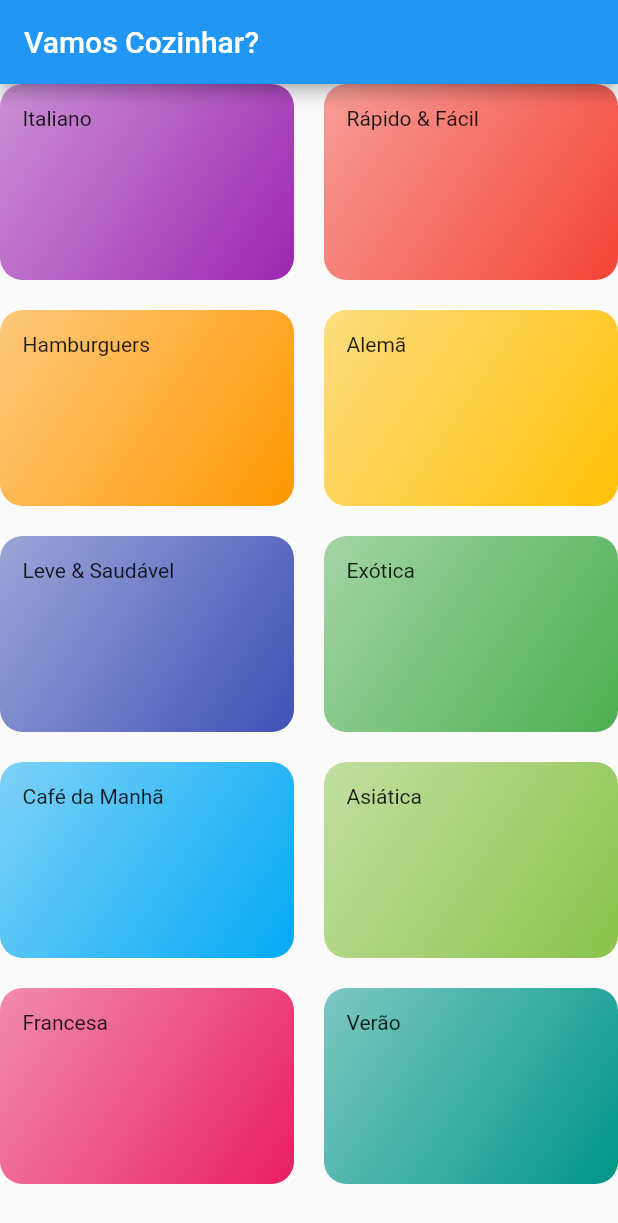
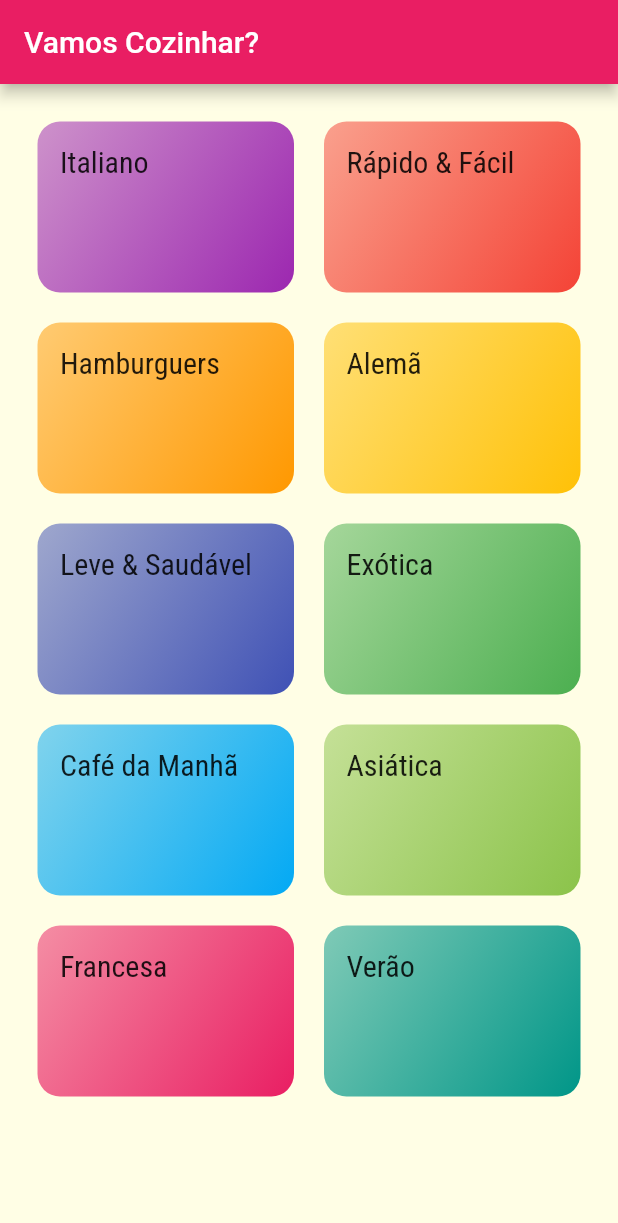
Before and after one commit to leonardogm85/flutter-meals, a Flutter app: the screen it shows after launch, on a phone screen of 412 x 824 dp. Shown: the top 1223 px of the screen. Run offline on Flutter 3.47's test engine with Material 2 defaults, Android fonts, the phone set to English and light mode, and no system bars.

Commit message:
Tema e Estilo

```diff
--- a/lib/components/category_item.dart
+++ b/lib/components/category_item.dart
@@ -12,7 +12,10 @@ class CategoryItem extends StatelessWidget {
   @override
   Widget build(BuildContext context) {
     return Container(
-      child: Text(category.title),
+      child: Text(
+        category.title,
+        style: Theme.of(context).textTheme.titleMedium,
+      ),
       padding: const EdgeInsets.all(15),
       decoration: BoxDecoration(
         borderRadius: BorderRadius.circular(15),
--- a/lib/main.dart
+++ b/lib/main.dart
@@ -11,7 +11,19 @@ class MyApp extends StatelessWidget {
     return MaterialApp(
       title: 'Vamos Cozinhar?',
       theme: ThemeData(
-        primarySwatch: Colors.blue,
+        colorScheme: ColorScheme.fromSwatch(
+          primarySwatch: Colors.pink,
+        ).copyWith(
+          secondary: Colors.amber,
+        ),
+        fontFamily: 'Raleway',
+        canvasColor: const Color.fromRGBO(255, 254, 229, 1),
+        textTheme: ThemeData.light().textTheme.copyWith(
+              titleMedium: const TextStyle(
+                fontSize: 20,
+                fontFamily: 'RobotoCondensed',
+              ),
+            ),
       ),
       home: const CategoriesScreen(),
     );
--- a/lib/screens/categories_screen.dart
+++ b/lib/screens/categories_screen.dart
@@ -12,6 +12,7 @@ class CategoriesScreen extends StatelessWidget {
         title: const Text('Vamos Cozinhar?'),
       ),
       body: GridView(
+        padding: const EdgeInsets.all(25),
         gridDelegate: const SliverGridDelegateWithMaxCrossAxisExtent(
           maxCrossAxisExtent: 200,
           childAspectRatio: 3 / 2,
```
Also changed, not shown: pubspec.yaml (+18 -64 lines), assets/fonts/Raleway-Black.ttf (added), assets/fonts/Raleway-Bold.ttf (added), assets/fonts/Raleway-Regular.ttf (added), assets/fonts/RobotoCondensed-Bold.ttf (added), assets/fonts/RobotoCondensed-Italic.ttf (added), assets/fonts/RobotoCondensed-Light.ttf (added), assets/fonts/RobotoCondensed-Regular.ttf (added).
